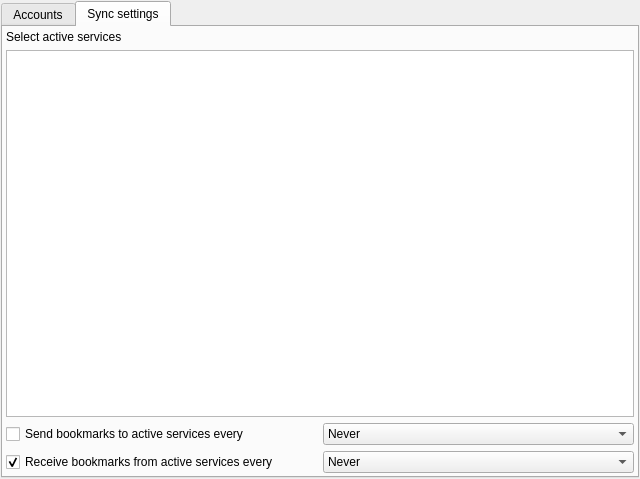
Qt form src/plugins/poshuku/plugins/onlinebookmarks/settings.ui (0xd34df00d/leechcraft) before a commit.
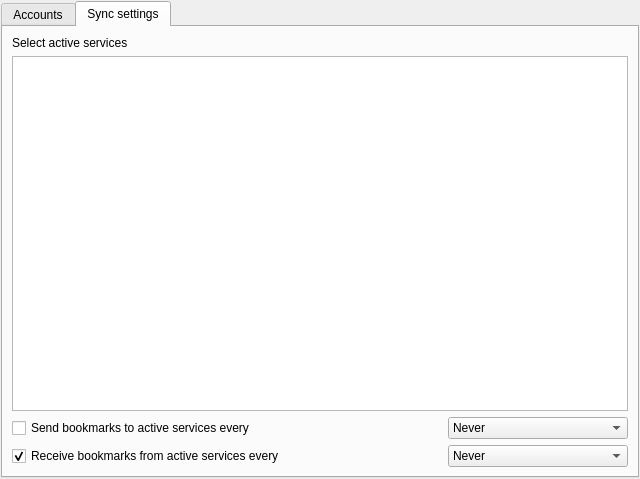
The same form after that commit. The open tabs and pages were chosen to show the change.

```diff
--- a/src/plugins/poshuku/plugins/onlinebookmarks/settings.ui
+++ b/src/plugins/poshuku/plugins/onlinebookmarks/settings.ui
@@ -214,26 +214,22 @@
        <string>Sync settings</string>
       </attribute>
       <layout class="QGridLayout" name="gridLayout_3">
-       <property name="margin">
-        <number>3</number>
-       </property>
        <item row="0" column="0">
-        <layout class="QVBoxLayout" name="verticalLayout">
-         <item>
-          <widget class="QLabel" name="label_3">
+        <widget class="QLabel" name="Label_">
            <property name="text">
             <string>Select active services</string>
            </property>
           </widget>
          </item>
-         <item>
+       <item row="1" column="0">
           <widget class="QListView" name="ActiveServices_"/>
          </item>
-        </layout>
-       </item>
-       <item row="1" column="0">
-        <layout class="QHBoxLayout" name="horizontalLayout_7">
-         <item>
+       <item row="2" column="0">
+        <layout class="QGridLayout" name="SyncOptionsLayout_">
+         <property name="sizeConstraint">
+          <enum>QLayout::SetMinAndMaxSize</enum>
+         </property>
+         <item row="0" column="0">
           <widget class="QCheckBox" name="Bookmarks2Services_">
            <property name="text">
             <string>Send bookmarks to active services every</string>
@@ -243,7 +239,7 @@
            </property>
           </widget>
          </item>
-         <item>
+         <item row="0" column="2">
           <widget class="QComboBox" name="Bookmarks2ServicesPeriod_">
            <item>
             <property name="text">
@@ -302,11 +298,7 @@
            </item>
           </widget>
          </item>
-        </layout>
-       </item>
-       <item row="2" column="0">
-        <layout class="QHBoxLayout" name="horizontalLayout_8">
-         <item>
+         <item row="1" column="0" colspan="2">
           <widget class="QCheckBox" name="Services2Bookmarks_">
            <property name="text">
             <string>Receive bookmarks from active services every</string>
@@ -316,7 +308,7 @@
            </property>
           </widget>
          </item>
-         <item>
+         <item row="1" column="2">
           <widget class="QComboBox" name="Services2BookmarksPeriod_">
            <item>
             <property name="text">
```
Left out of the diff: 22 changed lines with no effect on the pictures. Lines whose indentation alone changed are shown as unchanged.
